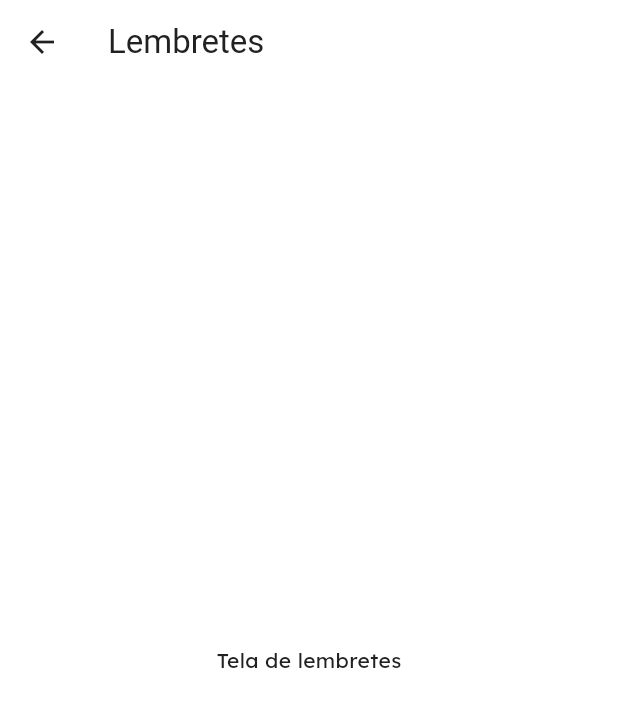
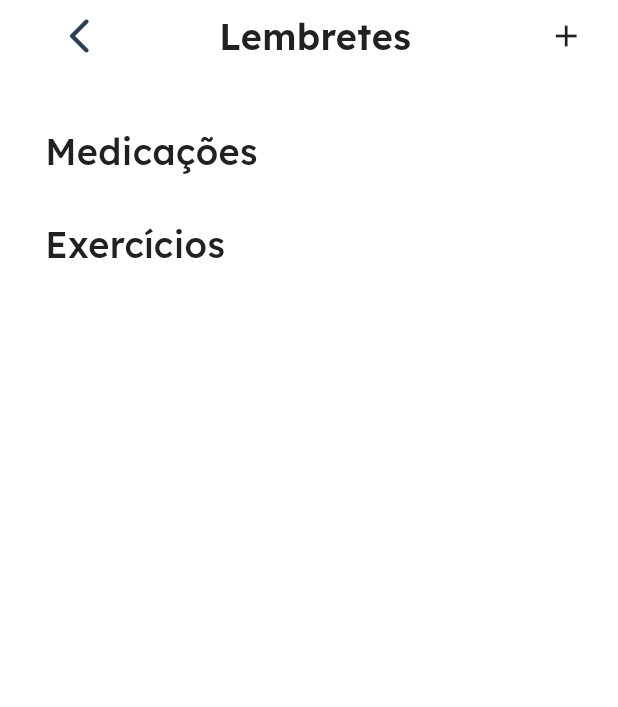
Before and after one commit to derickdtc/AsPa, a Flutter app: the RemindersPage screen opened directly, on a phone screen of 412 x 824 dp. Shown: the top 707 px of the screen. Run offline on Flutter 3.47's test engine with Material 3 defaults, Android fonts, the phone set to English and light mode, and no system bars; our stand-ins replace google_fonts; Roboto replaces fonts that are missing (Atkinson Hyperlegible).

Commit message:
tela de lembretes v1

```diff
--- a/aspa/lib/src/pages/reminders_page.dart
+++ b/aspa/lib/src/pages/reminders_page.dart
@@ -1,11 +1,105 @@
 import 'package:flutter/material.dart';
 
-class RemindersPage extends StatelessWidget {
+class RemindersPage extends StatefulWidget {
   const RemindersPage({super.key});
   @override
+  State<RemindersPage> createState() => _RemindersPageState();
+}
+
+class _RemindersPageState extends State<RemindersPage> {
+  final GlobalKey<ScaffoldState> scaffoldKey = GlobalKey<ScaffoldState>();
+
+  @override
   Widget build(BuildContext context) {
-    return Scaffold(
-        appBar: AppBar(title: const Text('Lembretes')),
-        body: const Center(child: Text('Tela de lembretes')));
+    return GestureDetector(
+      onTap: () => FocusScope.of(context).unfocus(),
+      child: Scaffold(
+        key: scaffoldKey,
+        body: SafeArea(
+          child: Column(
+            children: [
+              /// HEADER
+              Row(
+                children: [
+                  Padding(
+                    padding: const EdgeInsets.only(left: 29),
+                    child: IconButton(
+                      icon: const Icon(
+                        Icons.arrow_back_ios_new_rounded,
+                        size: 28,
+                      ),
+                      onPressed: () => Navigator.pop(context),
+                    ),
+                  ),
+                  const Expanded(
+                    child: Center(
+                      child: Padding(
+                        padding: EdgeInsets.only(right: 20),
+                        child: Text(
+                          'Lembretes',
+                          style: TextStyle(
+                            fontSize: 24,
+                            fontWeight: FontWeight.w600,
+                          ),
+                        ),
+                      ),
+                    ),
+                  ),
+                  Padding(
+                    padding: const EdgeInsets.only(right: 20),
+                    child: Container(
+                      width: 29,
+                      height: 29,
+                      decoration: const BoxDecoration(
+                        shape: BoxShape.circle,
+                      ),
+                      child: const Icon(
+                        Icons.add,
+                        size: 24,
+                      ),
+                    ),
+                  ),
+                ],
+              ),
+
+              /// MEDICAÇÕES
+              const Padding(
+                padding: EdgeInsets.only(top: 36),
+                child: Align(
+                  alignment: Alignment.centerLeft,
+                  child: Padding(
+                    padding: EdgeInsets.only(left: 30),
+                    child: Text(
+                      'Medicações',
+                      style: TextStyle(
+                        fontSize: 24,
+                        fontWeight: FontWeight.w500,
+                      ),
+                    ),
+                  ),
+                ),
+              ),
+
+              const SizedBox(height: 28),
+
+              /// EXERCÍCIOS
+              const Align(
+                alignment: Alignment.centerLeft,
+                child: Padding(
+                  padding: EdgeInsets.only(left: 30),
+                  child: Text(
+                    'Exercícios',
+                    style: TextStyle(
+                      fontSize: 24,
+                      fontWeight: FontWeight.w500,
+                    ),
+                  ),
+                ),
+              ),
+            ],
+          ),
+        ),
+      ),
+    );
   }
 }
```
